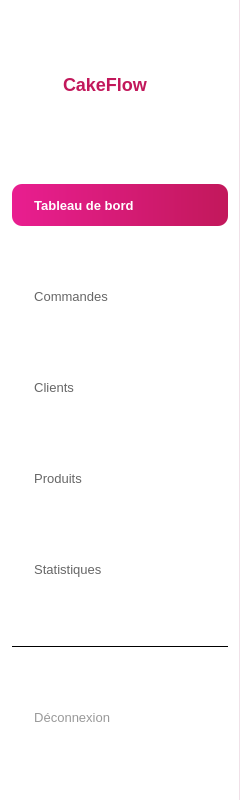
This is app/ui/widgets/Sidebar.ui in HarivonyRAM/CakeFlow as Qt 5 draws it before an edit. The edited form follows.
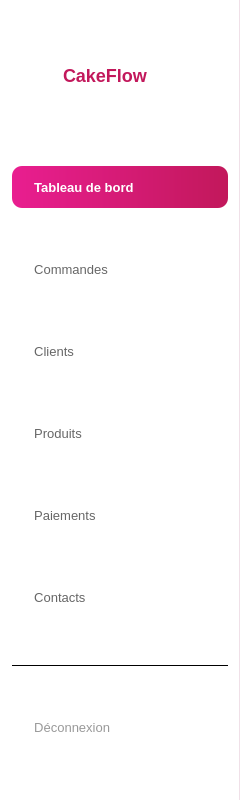
This is the edited form. Icons and pictures are not drawn.

Commit message: #4: landing page && maj model contacts et produits

Patch:
```diff
--- a/app/ui/widgets/Sidebar.ui
+++ b/app/ui/widgets/Sidebar.ui
@@ -138,6 +138,16 @@
      <property name="text">
       <string>  Tableau de bord</string>
      </property>
+     <property name="icon">
+      <iconset resource="../resources.qrc">
+       <normaloff>:/icons/dashboard.svg</normaloff>:/icons/dashboard.svg</iconset>
+     </property>
+     <property name="iconSize">
+      <size>
+       <width>18</width>
+       <height>18</height>
+      </size>
+     </property>
      <property name="minimumSize">
       <size>
        <width>0</width>
@@ -181,6 +191,16 @@
      <property name="text">
       <string>  Commandes</string>
      </property>
+     <property name="icon">
+      <iconset resource="../resources.qrc">
+       <normaloff>:/icons/commandes.svg</normaloff>:/icons/commandes.svg</iconset>
+     </property>
+     <property name="iconSize">
+      <size>
+       <width>18</width>
+       <height>18</height>
+      </size>
+     </property>
      <property name="minimumSize">
       <size>
        <width>0</width>
@@ -221,6 +241,16 @@
      <property name="text">
       <string>  Clients</string>
      </property>
+     <property name="icon">
+      <iconset resource="../resources.qrc">
+       <normaloff>:/icons/clients.svg</normaloff>:/icons/clients.svg</iconset>
+     </property>
+     <property name="iconSize">
+      <size>
+       <width>18</width>
+       <height>18</height>
+      </size>
+     </property>
      <property name="minimumSize">
       <size>
        <width>0</width>
@@ -261,6 +291,16 @@
      <property name="text">
       <string>  Produits</string>
      </property>
+     <property name="icon">
+      <iconset resource="../resources.qrc">
+       <normaloff>:/icons/produits.svg</normaloff>:/icons/produits.svg</iconset>
+     </property>
+     <property name="iconSize">
+      <size>
+       <width>18</width>
+       <height>18</height>
+      </size>
+     </property>
      <property name="minimumSize">
       <size>
        <width>0</width>
@@ -299,8 +339,18 @@
    <item>
     <widget class="QPushButton" name="btnStatistiques">
      <property name="text">
-      <string>  Statistiques</string>
+      <string>  Paiements</string>
      </property>
+     <property name="icon">
+      <iconset resource="../resources.qrc">
+       <normaloff>:/icons/paiements.svg</normaloff>:/icons/paiements.svg</iconset>
+     </property>
+     <property name="iconSize">
+      <size>
+       <width>18</width>
+       <height>18</height>
+      </size>
+     </property>
      <property name="minimumSize">
       <size>
        <width>0</width>
@@ -336,6 +386,58 @@
     </widget>
    </item>
 
+   <item>
+    <widget class="QPushButton" name="btnContacts">
+     <property name="text">
+      <string>  Contacts</string>
+     </property>
+     <property name="icon">
+      <iconset resource="../resources.qrc">
+       <normaloff>:/icons/contacts.svg</normaloff>:/icons/contacts.svg</iconset>
+     </property>
+     <property name="iconSize">
+      <size>
+       <width>18</width>
+       <height>18</height>
+      </size>
+     </property>
+     <property name="minimumSize">
+      <size>
+       <width>0</width>
+       <height>42</height>
+      </size>
+     </property>
+     <property name="cursor">
+      <cursorShape>PointingHandCursor</cursorShape>
+     </property>
+     <property name="checkable">
+      <bool>true</bool>
+     </property>
+     <property name="styleSheet">
+      <string notr="true">QPushButton {
+    text-align: left;
+    padding-left: 15px;
+    font-size: 13px;
+    color: #666666;
+    border: none;
+    border-radius: 10px;
+    background: transparent;
+}
+QPushButton:hover {
+    background-color: #fff0f3;
+    color: #c2185b;
+}
+QPushButton:checked {
+    background: qlineargradient(x1:0, y1:0, x2:1, y2:0, stop:0 #e91e90, stop:1 #c2185b);
+    color: #ffffff;
+    font-weight: bold;
+}</string>
+     </property>
+    </widget>
+   </item>
+
+
+
    <!-- Spacer extensible -->
    <item>
     <spacer name="menuBottomSpacer">
@@ -377,6 +479,16 @@
      <property name="text">
       <string>  Déconnexion</string>
      </property>
+     <property name="icon">
+      <iconset resource="../resources.qrc">
+       <normaloff>:/icons/logout.svg</normaloff>:/icons/logout.svg</iconset>
+     </property>
+     <property name="iconSize">
+      <size>
+       <width>18</width>
+       <height>18</height>
+      </size>
+     </property>
      <property name="minimumSize">
       <size>
        <width>0</width>
```
Left out of the diff: 2 changed lines with no effect on the pictures. The commit also changes 35 other files.
